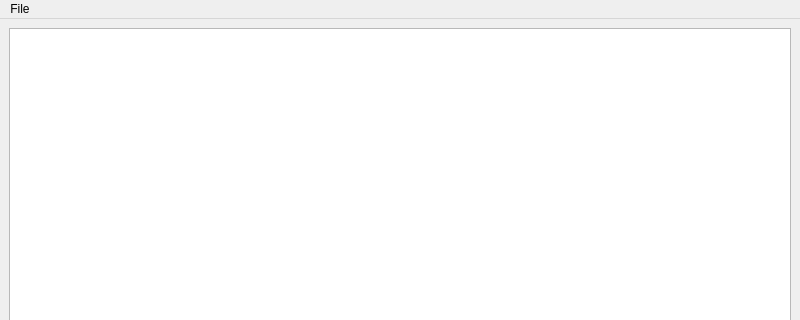
First picture: the form in mainwindow.ui, repository vanish194/V4DataBaseEditor, before the edit; both pictures show x 0 to 800 and y 0 to 320 of the 800 by 600 pixel window.
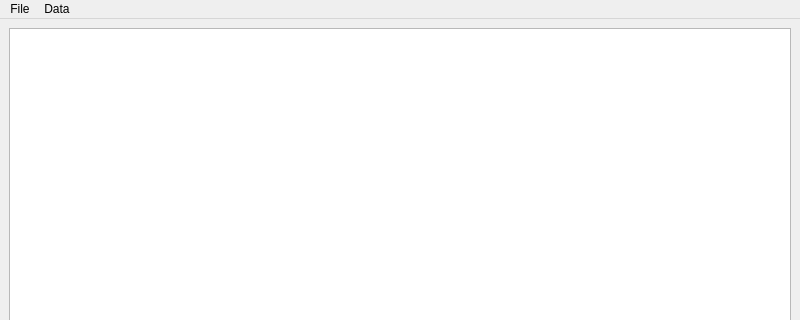
Second picture: the form after the edit.

What changed in the file:
```diff
--- a/mainwindow.ui
+++ b/mainwindow.ui
@@ -39,7 +39,14 @@
     </property>
     <addaction name="actionOpen"/>
    </widget>
+   <widget class="QMenu" name="menuData">
+    <property name="title">
+     <string>Data</string>
+    </property>
+    <addaction name="actionCompareCurrentData"/>
+   </widget>
    <addaction name="menuFile"/>
+   <addaction name="menuData"/>
   </widget>
   <widget class="QStatusBar" name="statusbar"/>
   <action name="actionOpen">
```
Left out of the diff: 5 changed lines with no effect on the pictures.
